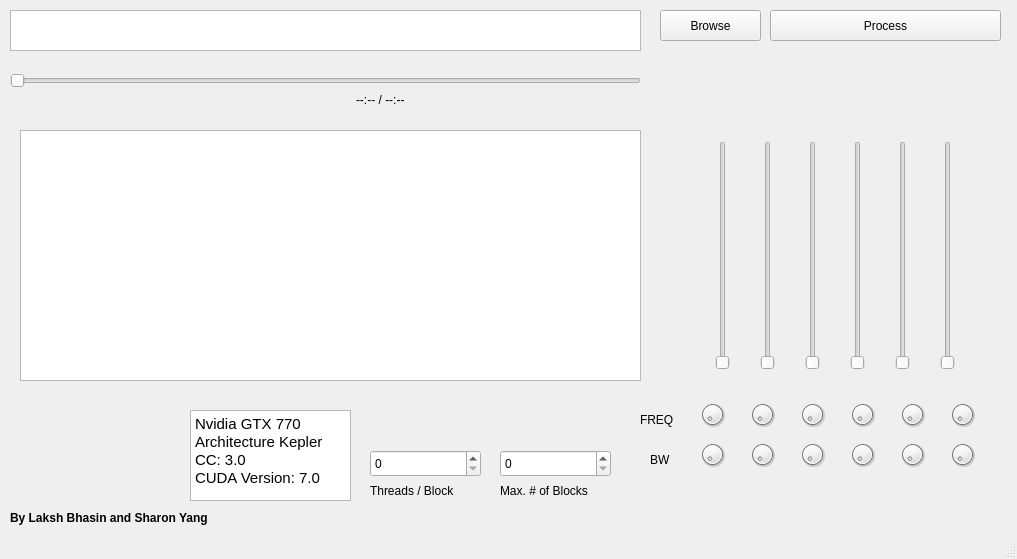
This is ui/mainapp.ui in lakshbhasin/gpu_parametric_eq as Qt 5 draws it before an edit. The edited form follows.
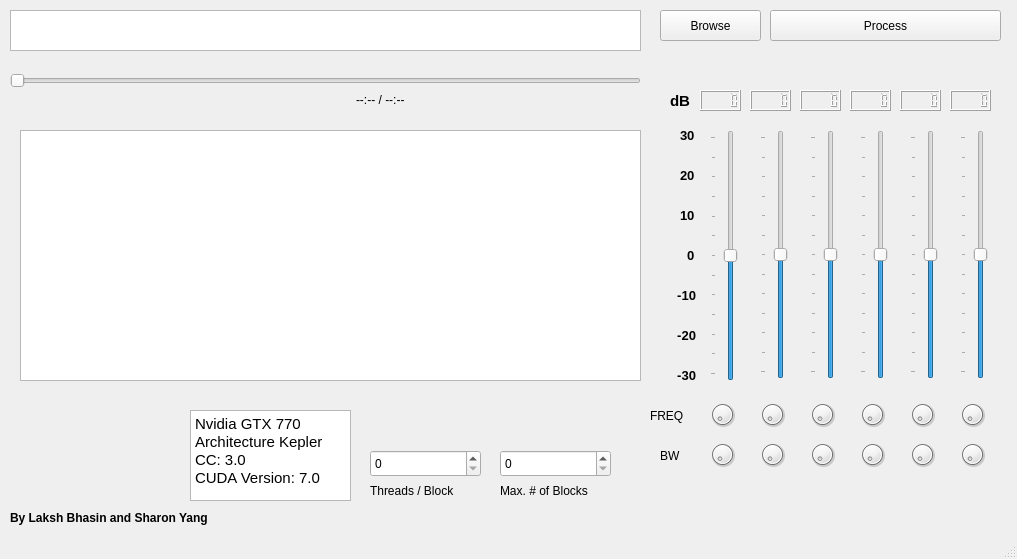
This is the edited form.

Commit message: Slider changeable values; need to connect to backend.

What changed in the file:
```diff
--- a/ui/mainapp.ui
+++ b/ui/mainapp.ui
@@ -50,60 +50,6 @@
      <string>Process</string>
     </property>
    </widget>
-   <widget class="QWidget" name="horizontalLayoutWidget">
-    <property name="geometry">
-     <rect>
-      <x>680</x>
-      <y>130</y>
-      <width>311</width>
-      <height>251</height>
-     </rect>
-    </property>
-    <layout class="QHBoxLayout" name="horizontalLayout">
-     <item>
-      <widget class="QSlider" name="verticalSlider">
-       <property name="orientation">
-        <enum>Qt::Vertical</enum>
-       </property>
-      </widget>
-     </item>
-     <item>
-      <widget class="QSlider" name="verticalSlider_2">
-       <property name="orientation">
-        <enum>Qt::Vertical</enum>
-       </property>
-      </widget>
-     </item>
-     <item>
-      <widget class="QSlider" name="verticalSlider_3">
-       <property name="orientation">
-        <enum>Qt::Vertical</enum>
-       </property>
-      </widget>
-     </item>
-     <item>
-      <widget class="QSlider" name="verticalSlider_4">
-       <property name="orientation">
-        <enum>Qt::Vertical</enum>
-       </property>
-      </widget>
-     </item>
-     <item>
-      <widget class="QSlider" name="verticalSlider_5">
-       <property name="orientation">
-        <enum>Qt::Vertical</enum>
-       </property>
-      </widget>
-     </item>
-     <item>
-      <widget class="QSlider" name="verticalSlider_6">
-       <property name="orientation">
-        <enum>Qt::Vertical</enum>
-       </property>
-      </widget>
-     </item>
-    </layout>
-   </widget>
    <widget class="QSlider" name="progressBar">
     <property name="geometry">
      <rect>
@@ -136,10 +82,10 @@
    <widget class="QLabel" name="label_2">
     <property name="geometry">
      <rect>
-      <x>640</x>
-      <y>410</y>
+      <x>650</x>
+      <y>400</y>
       <width>41</width>
-      <height>20</height>
+      <height>31</height>
      </rect>
     </property>
     <property name="text">
@@ -149,10 +95,10 @@
    <widget class="QLabel" name="label_3">
     <property name="geometry">
      <rect>
-      <x>650</x>
-      <y>450</y>
+      <x>660</x>
+      <y>440</y>
       <width>31</width>
-      <height>20</height>
+      <height>31</height>
      </rect>
     </property>
     <property name="text">
@@ -254,7 +200,7 @@
     </property>
     <property name="geometry">
      <rect>
-      <x>840</x>
+      <x>850</x>
       <y>400</y>
       <width>45</width>
       <height>29</height>
@@ -273,7 +219,7 @@
     </property>
     <property name="geometry">
      <rect>
-      <x>890</x>
+      <x>900</x>
       <y>400</y>
       <width>45</width>
       <height>29</height>
@@ -292,7 +238,7 @@
     </property>
     <property name="geometry">
      <rect>
-      <x>690</x>
+      <x>700</x>
       <y>400</y>
       <width>45</width>
       <height>29</height>
@@ -311,7 +257,7 @@
     </property>
     <property name="geometry">
      <rect>
-      <x>790</x>
+      <x>800</x>
       <y>400</y>
       <width>45</width>
       <height>29</height>
@@ -330,7 +276,7 @@
     </property>
     <property name="geometry">
      <rect>
-      <x>740</x>
+      <x>750</x>
       <y>400</y>
       <width>45</width>
       <height>29</height>
@@ -349,7 +295,7 @@
     </property>
     <property name="geometry">
      <rect>
-      <x>940</x>
+      <x>950</x>
       <y>400</y>
       <width>45</width>
       <height>29</height>
@@ -368,7 +314,7 @@
     </property>
     <property name="geometry">
      <rect>
-      <x>690</x>
+      <x>700</x>
       <y>440</y>
       <width>45</width>
       <height>29</height>
@@ -387,7 +333,7 @@
     </property>
     <property name="geometry">
      <rect>
-      <x>940</x>
+      <x>950</x>
       <y>440</y>
       <width>45</width>
       <height>29</height>
@@ -406,7 +352,7 @@
     </property>
     <property name="geometry">
      <rect>
-      <x>890</x>
+      <x>900</x>
       <y>440</y>
       <width>45</width>
       <height>29</height>
@@ -425,7 +371,7 @@
     </property>
     <property name="geometry">
      <rect>
-      <x>790</x>
+      <x>800</x>
       <y>440</y>
       <width>45</width>
       <height>29</height>
@@ -444,7 +390,7 @@
     </property>
     <property name="geometry">
      <rect>
-      <x>740</x>
+      <x>750</x>
       <y>440</y>
       <width>45</width>
       <height>29</height>
@@ -463,7 +409,7 @@
     </property>
     <property name="geometry">
      <rect>
-      <x>840</x>
+      <x>850</x>
       <y>440</y>
       <width>45</width>
       <height>29</height>
@@ -496,6 +442,495 @@
      <string>By Laksh Bhasin and Sharon Yang</string>
     </property>
    </widget>
+   <widget class="QSlider" name="verticalSlider">
+    <property name="geometry">
+     <rect>
+      <x>710</x>
+      <y>130</y>
+      <width>34</width>
+      <height>251</height>
+     </rect>
+    </property>
+    <property name="minimum">
+     <number>-30</number>
+    </property>
+    <property name="maximum">
+     <number>30</number>
+    </property>
+    <property name="singleStep">
+     <number>1</number>
+    </property>
+    <property name="value">
+     <number>0</number>
+    </property>
+    <property name="orientation">
+     <enum>Qt::Vertical</enum>
+    </property>
+    <property name="invertedAppearance">
+     <bool>false</bool>
+    </property>
+    <property name="invertedControls">
+     <bool>true</bool>
+    </property>
+    <property name="tickPosition">
+     <enum>QSlider::TicksAbove</enum>
+    </property>
+    <property name="tickInterval">
+     <number>5</number>
+    </property>
+   </widget>
+   <widget class="QSlider" name="verticalSlider_2">
+    <property name="geometry">
+     <rect>
+      <x>760</x>
+      <y>130</y>
+      <width>34</width>
+      <height>249</height>
+     </rect>
+    </property>
+    <property name="minimum">
+     <number>-30</number>
+    </property>
+    <property name="maximum">
+     <number>30</number>
+    </property>
+    <property name="singleStep">
+     <number>1</number>
+    </property>
+    <property name="value">
+     <number>0</number>
+    </property>
+    <property name="orientation">
+     <enum>Qt::Vertical</enum>
+    </property>
+    <property name="invertedAppearance">
+     <bool>false</bool>
+    </property>
+    <property name="invertedControls">
+     <bool>true</bool>
+    </property>
+    <property name="tickPosition">
+     <enum>QSlider::TicksAbove</enum>
+    </property>
+    <property name="tickInterval">
+     <number>5</number>
+    </property>
+   </widget>
+   <widget class="QSlider" name="verticalSlider_5">
+    <property name="geometry">
+     <rect>
+      <x>910</x>
+      <y>130</y>
+      <width>34</width>
+      <height>249</height>
+     </rect>
+    </property>
+    <property name="minimum">
+     <number>-30</number>
+    </property>
+    <property name="maximum">
+     <number>30</number>
+    </property>
+    <property name="singleStep">
+     <number>1</number>
+    </property>
+    <property name="value">
+     <number>0</number>
+    </property>
+    <property name="orientation">
+     <enum>Qt::Vertical</enum>
+    </property>
+    <property name="invertedAppearance">
+     <bool>false</bool>
+    </property>
+    <property name="invertedControls">
+     <bool>true</bool>
+    </property>
+    <property name="tickPosition">
+     <enum>QSlider::TicksAbove</enum>
+    </property>
+    <property name="tickInterval">
+     <number>5</number>
+    </property>
+   </widget>
+   <widget class="QSlider" name="verticalSlider_4">
+    <property name="geometry">
+     <rect>
+      <x>860</x>
+      <y>130</y>
+      <width>34</width>
+      <height>249</height>
+     </rect>
+    </property>
+    <property name="minimum">
+     <number>-30</number>
+    </property>
+    <property name="maximum">
+     <number>30</number>
+    </property>
+    <property name="singleStep">
+     <number>1</number>
+    </property>
+    <property name="value">
+     <number>0</number>
+    </property>
+    <property name="orientation">
+     <enum>Qt::Vertical</enum>
+    </property>
+    <property name="invertedAppearance">
+     <bool>false</bool>
+    </property>
+    <property name="invertedControls">
+     <bool>true</bool>
+    </property>
+    <property name="tickPosition">
+     <enum>QSlider::TicksAbove</enum>
+    </property>
+    <property name="tickInterval">
+     <number>5</number>
+    </property>
+   </widget>
+   <widget class="QSlider" name="verticalSlider_6">
+    <property name="geometry">
+     <rect>
+      <x>960</x>
+      <y>130</y>
+      <width>34</width>
+      <height>249</height>
+     </rect>
+    </property>
+    <property name="minimum">
+     <number>-30</number>
+    </property>
+    <property name="maximum">
+     <number>30</number>
+    </property>
+    <property name="singleStep">
+     <number>1</number>
+    </property>
+    <property name="value">
+     <number>0</number>
+    </property>
+    <property name="orientation">
+     <enum>Qt::Vertical</enum>
+    </property>
+    <property name="invertedAppearance">
+     <bool>false</bool>
+    </property>
+    <property name="invertedControls">
+     <bool>true</bool>
+    </property>
+    <property name="tickPosition">
+     <enum>QSlider::TicksAbove</enum>
+    </property>
+    <property name="tickInterval">
+     <number>5</number>
+    </property>
+   </widget>
+   <widget class="QSlider" name="verticalSlider_3">
+    <property name="geometry">
+     <rect>
+      <x>810</x>
+      <y>130</y>
+      <width>34</width>
+      <height>249</height>
+     </rect>
+    </property>
+    <property name="minimum">
+     <number>-30</number>
+    </property>
+    <property name="maximum">
+     <number>30</number>
+    </property>
+    <property name="singleStep">
+     <number>1</number>
+    </property>
+    <property name="value">
+     <number>0</number>
+    </property>
+    <property name="orientation">
+     <enum>Qt::Vertical</enum>
+    </property>
+    <property name="invertedAppearance">
+     <bool>false</bool>
+    </property>
+    <property name="invertedControls">
+     <bool>true</bool>
+    </property>
+    <property name="tickPosition">
+     <enum>QSlider::TicksAbove</enum>
+    </property>
+    <property name="tickInterval">
+     <number>5</number>
+    </property>
+   </widget>
+   <widget class="QLabel" name="tick0">
+    <property name="geometry">
+     <rect>
+      <x>680</x>
+      <y>240</y>
+      <width>40</width>
+      <height>31</height>
+     </rect>
+    </property>
+    <property name="font">
+     <font>
+      <pointsize>10</pointsize>
+      <weight>75</weight>
+      <bold>true</bold>
+     </font>
+    </property>
+    <property name="text">
+     <string>  0</string>
+    </property>
+   </widget>
+   <widget class="QLabel" name="tick10">
+    <property name="geometry">
+     <rect>
+      <x>680</x>
+      <y>200</y>
+      <width>40</width>
+      <height>30</height>
+     </rect>
+    </property>
+    <property name="font">
+     <font>
+      <pointsize>10</pointsize>
+      <weight>75</weight>
+      <bold>true</bold>
+     </font>
+    </property>
+    <property name="text">
+     <string>10</string>
+    </property>
+   </widget>
+   <widget class="QLabel" name="tick20">
+    <property name="geometry">
+     <rect>
+      <x>680</x>
+      <y>160</y>
+      <width>40</width>
+      <height>30</height>
+     </rect>
+    </property>
+    <property name="font">
+     <font>
+      <pointsize>10</pointsize>
+      <weight>75</weight>
+      <bold>true</bold>
+     </font>
+    </property>
+    <property name="text">
+     <string>20</string>
+    </property>
+   </widget>
+   <widget class="QLabel" name="tick30">
+    <property name="geometry">
+     <rect>
+      <x>680</x>
+      <y>120</y>
+      <width>40</width>
+      <height>30</height>
+     </rect>
+    </property>
+    <property name="font">
+     <font>
+      <pointsize>10</pointsize>
+      <weight>75</weight>
+      <bold>true</bold>
+     </font>
+    </property>
+    <property name="text">
+     <string>30</string>
+    </property>
+   </widget>
+   <widget class="QLabel" name="tickn10">
+    <property name="geometry">
+     <rect>
+      <x>670</x>
+      <y>280</y>
+      <width>40</width>
+      <height>30</height>
+     </rect>
+    </property>
+    <property name="font">
+     <font>
+      <pointsize>10</pointsize>
+      <weight>75</weight>
+      <bold>true</bold>
+     </font>
+    </property>
+    <property name="text">
+     <string>  -10</string>
+    </property>
+   </widget>
+   <widget class="QLabel" name="tickn20">
+    <property name="geometry">
+     <rect>
+      <x>670</x>
+      <y>320</y>
+      <width>40</width>
+      <height>30</height>
+     </rect>
+    </property>
+    <property name="font">
+     <font>
+      <pointsize>10</pointsize>
+      <weight>75</weight>
+      <bold>true</bold>
+     </font>
+    </property>
+    <property name="text">
+     <string>  -20</string>
+    </property>
+   </widget>
+   <widget class="QLabel" name="tickn30">
+    <property name="geometry">
+     <rect>
+      <x>670</x>
+      <y>360</y>
+      <width>40</width>
+      <height>30</height>
+     </rect>
+    </property>
+    <property name="font">
+     <font>
+      <pointsize>10</pointsize>
+      <weight>75</weight>
+      <bold>true</bold>
+     </font>
+    </property>
+    <property name="text">
+     <string>  -30</string>
+    </property>
+   </widget>
+   <widget class="QLabel" name="tickLabel">
+    <property name="geometry">
+     <rect>
+      <x>670</x>
+      <y>90</y>
+      <width>21</width>
+      <height>21</height>
+     </rect>
+    </property>
+    <property name="font">
+     <font>
+      <pointsize>11</pointsize>
+      <weight>75</weight>
+      <bold>true</bold>
+     </font>
+    </property>
+    <property name="text">
+     <string>dB</string>
+    </property>
+   </widget>
+   <widget class="QLCDNumber" name="lcdNumber">
+    <property name="geometry">
+     <rect>
+      <x>700</x>
+      <y>90</y>
+      <width>41</width>
+      <height>21</height>
+     </rect>
+    </property>
+   </widget>
+   <widget class="QLCDNumber" name="lcdNumber_2">
+    <property name="geometry">
+     <rect>
+      <x>750</x>
+      <y>90</y>
+      <width>41</width>
+      <height>21</height>
+     </rect>
+    </property>
+   </widget>
+   <widget class="QLCDNumber" name="lcdNumber_3">
+    <property name="geometry">
+     <rect>
+      <x>800</x>
+      <y>90</y>
+      <width>41</width>
+      <height>21</height>
+     </rect>
+    </property>
+   </widget>
+   <widget class="QLCDNumber" name="lcdNumber_4">
+    <property name="geometry">
+     <rect>
+      <x>850</x>
+      <y>90</y>
+      <width>41</width>
+      <height>21</height>
+     </rect>
+    </property>
+   </widget>
+   <widget class="QLCDNumber" name="lcdNumber_5">
+    <property name="geometry">
+     <rect>
+      <x>900</x>
+      <y>90</y>
+      <width>41</width>
+      <height>21</height>
+     </rect>
+    </property>
+   </widget>
+   <widget class="QLCDNumber" name="lcdNumber_6">
+    <property name="geometry">
+     <rect>
+      <x>950</x>
+      <y>90</y>
+      <width>41</width>
+      <height>21</height>
+     </rect>
+    </property>
+   </widget>
+   <zorder>fileSelectButton</zorder>
+   <zorder>textEdit</zorder>
+   <zorder>processButton</zorder>
+   <zorder>progressBar</zorder>
+   <zorder>label</zorder>
+   <zorder>label_2</zorder>
+   <zorder>label_3</zorder>
+   <zorder>graphicsView</zorder>
+   <zorder>textBrowser</zorder>
+   <zorder>label_4</zorder>
+   <zorder>label_5</zorder>
+   <zorder>appLogo</zorder>
+   <zorder>threadsBlockBox</zorder>
+   <zorder>blockNum</zorder>
+   <zorder>dial_4</zorder>
+   <zorder>dial_5</zorder>
+   <zorder>dial_1</zorder>
+   <zorder>dial_3</zorder>
+   <zorder>dial_2</zorder>
+   <zorder>dial_6</zorder>
+   <zorder>dial_7</zorder>
+   <zorder>dial_12</zorder>
+   <zorder>dial_11</zorder>
+   <zorder>dial_9</zorder>
+   <zorder>dial_8</zorder>
+   <zorder>dial_10</zorder>
+   <zorder>label_6</zorder>
+   <zorder>lcdNumber</zorder>
+   <zorder>lcdNumber_2</zorder>
+   <zorder>lcdNumber_3</zorder>
+   <zorder>lcdNumber_4</zorder>
+   <zorder>lcdNumber_5</zorder>
+   <zorder>lcdNumber_6</zorder>
+   <zorder>tickn10</zorder>
+   <zorder>tickn20</zorder>
+   <zorder>tickn30</zorder>
+   <zorder>tick0</zorder>
+   <zorder>tick10</zorder>
+   <zorder>tick20</zorder>
+   <zorder>tickLabel</zorder>
+   <zorder>tick30</zorder>
+   <zorder>verticalSlider_6</zorder>
+   <zorder>verticalSlider_5</zorder>
+   <zorder>verticalSlider_4</zorder>
+   <zorder>verticalSlider_3</zorder>
+   <zorder>verticalSlider_2</zorder>
+   <zorder>verticalSlider</zorder>
   </widget>
   <widget class="QMenuBar" name="menuBar">
    <property name="geometry">
```
Left out of the diff: 3 changed lines with no effect on the pictures. The commit also changes 1 other file.
